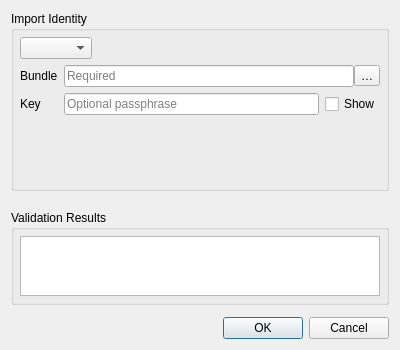
Qt form src/ui/auth/qgsauthimportidentitydialog.ui (qgis/QGIS) before a commit.
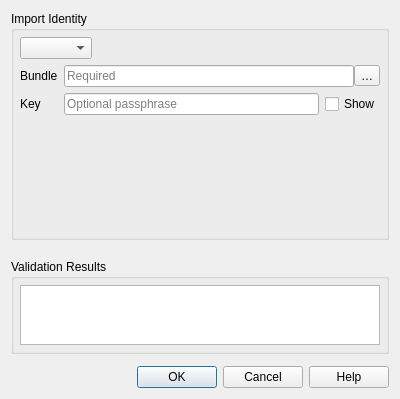
The same form after that commit.

Commit message:
Add help button and link to user manual pages
and .ui files updates

Patch:
```diff
--- a/src/ui/auth/qgsauthimportidentitydialog.ui
+++ b/src/ui/auth/qgsauthimportidentitydialog.ui
@@ -7,7 +7,7 @@
     <x>0</x>
     <y>0</y>
     <width>400</width>
-    <height>350</height>
+    <height>399</height>
    </rect>
   </property>
   <property name="windowTitle">
@@ -352,7 +352,7 @@
       <enum>Qt::Horizontal</enum>
      </property>
      <property name="standardButtons">
-      <set>QDialogButtonBox::Cancel|QDialogButtonBox::Ok</set>
+      <set>QDialogButtonBox::StandardButton::Cancel|QDialogButtonBox::StandardButton::Help|QDialogButtonBox::StandardButton::Ok</set>
      </property>
     </widget>
    </item>
```
Left out of the diff: 32 changed lines with no effect on the pictures. The commit also changes 9 other files.
